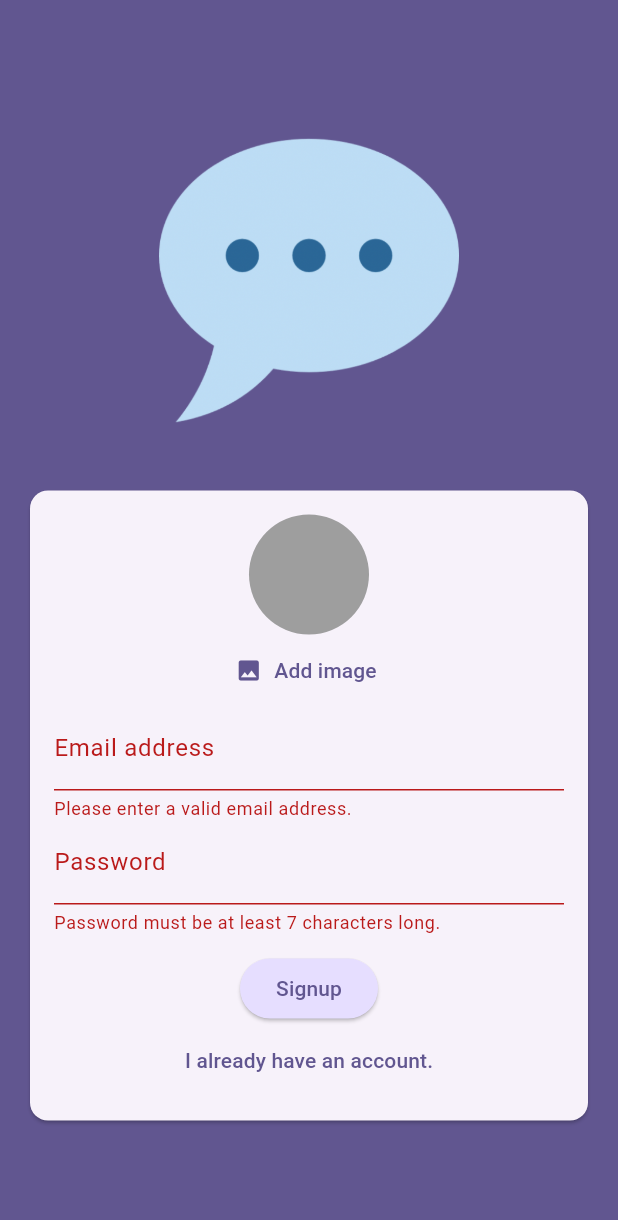
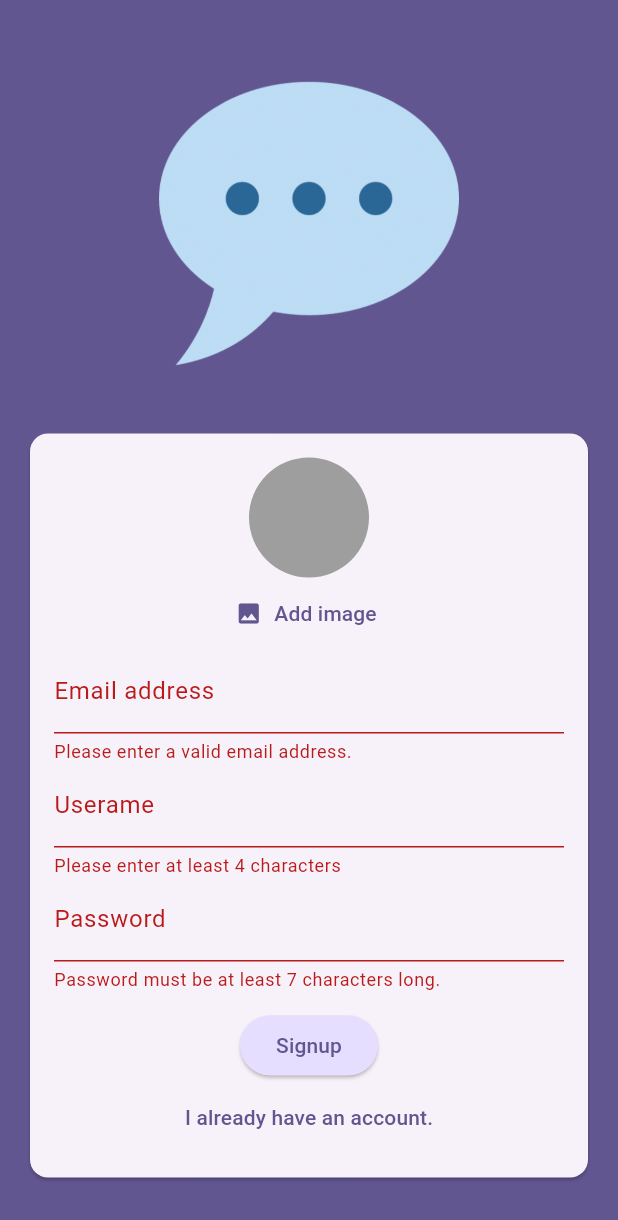
Before and after one commit to JuaniV2002/chat_app, a Flutter app: the screen it shows after launch, after a tap on "Login", after a tap on "Create an account", after a tap on "Signup", on a phone screen of 412 x 824 dp. Shown: the top 1220 px of the screen. Run offline on Flutter 3.47's test engine with Material 3 defaults, Android fonts, the phone set to English and light mode, and no system bars; our stand-ins replace cloud_firestore, firebase_auth, firebase_core, firebase_storage, image_picker; accounts and stored records are empty; generated files the repository leaves out were written again.

Commit message:
firebase link and username input

```diff
--- a/lib/screens/auth.dart
+++ b/lib/screens/auth.dart
@@ -1,6 +1,7 @@
 import 'dart:io';
 
 import 'package:chat_app/widgets/user_image_picker.dart';
+import 'package:cloud_firestore/cloud_firestore.dart';
 import 'package:firebase_storage/firebase_storage.dart';
 import 'package:flutter/material.dart';
 import 'package:firebase_auth/firebase_auth.dart';
@@ -24,6 +25,7 @@ class _AuthScreenState extends State<AuthScreen> {
   var _enteredPassword = '';
   File? _selectedImage;
   var _isAuthenticating = false;
+  var _enteredUsername = '';
 
   void _submit() async {
     final isValid = _form.currentState!.validate();
@@ -56,6 +58,12 @@ class _AuthScreenState extends State<AuthScreen> {
         await storageRef.putFile(_selectedImage!);
         storageRef.getDownloadURL().then((url) {
           _firebase.currentUser!.updatePhotoURL(url);
+        });
+
+        await FirebaseFirestore.instance.collection('users').doc(_firebase.currentUser!.uid).set({
+          'username': _enteredUsername,
+          'email': _enteredEmail,
+          'image_url': _firebase.currentUser!.photoURL,
         });
       }
     } on FirebaseAuthException catch (error) {
@@ -125,6 +133,21 @@ class _AuthScreenState extends State<AuthScreen> {
                               _enteredEmail = value!;
                             },
                           ),
+                          if (!_isLogin)
+                            TextFormField(
+                              decoration: const InputDecoration(labelText: 'Userame'),
+                              enableSuggestions: false,
+                              validator: (value) {
+                                if (value == null || value.isEmpty || value.trim().length < 4) {
+                                  return 'Please enter at least 4 characters';
+                                }
+
+                                return null;
+                              },
+                              onSaved: (value) {
+                                _enteredUsername = value!;
+                              },
+                            ),
                           TextFormField(
                             decoration: const InputDecoration(
                               labelText: 'Password',
@@ -142,8 +165,7 @@ class _AuthScreenState extends State<AuthScreen> {
                             },
                           ),
                           const SizedBox(height: 12),
-                          if (_isAuthenticating)
-                            const CircularProgressIndicator(),
+                          if (_isAuthenticating) const CircularProgressIndicator(),
                           if (!_isAuthenticating)
                             ElevatedButton(
                               onPressed: _submit,
--- a/pubspec.yaml
+++ b/pubspec.yaml
@@ -39,6 +39,7 @@ dependencies:
   firebase_auth: ^5.1.0
   firebase_storage: ^12.0.1
   image_picker: ^1.1.2
+  cloud_firestore: ^5.0.1
 
 dev_dependencies:
   flutter_test:
```
Also changed, not shown: pubspec.lock.
